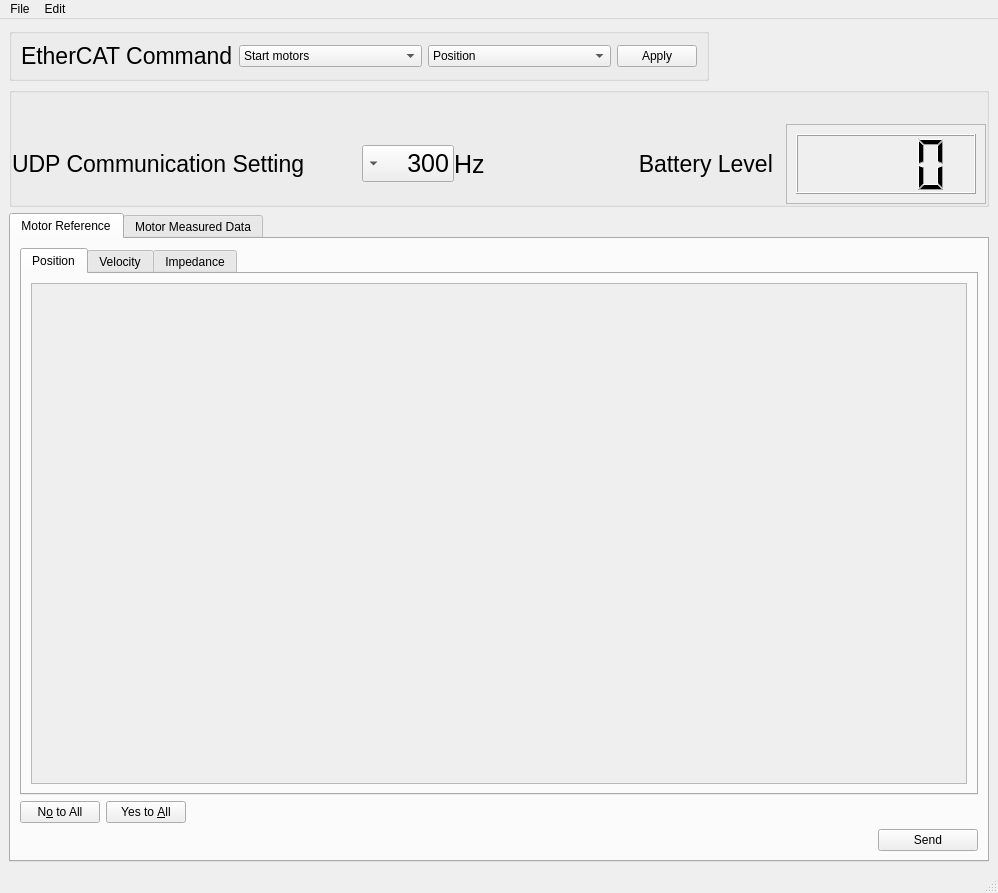
The window that src/ec_client_udp/src/ec_gui/src/ec_gui_start.ui (Advanced-Robotics-Facility/ecat-client-advr) describes before a commit, drawn with Qt 5.
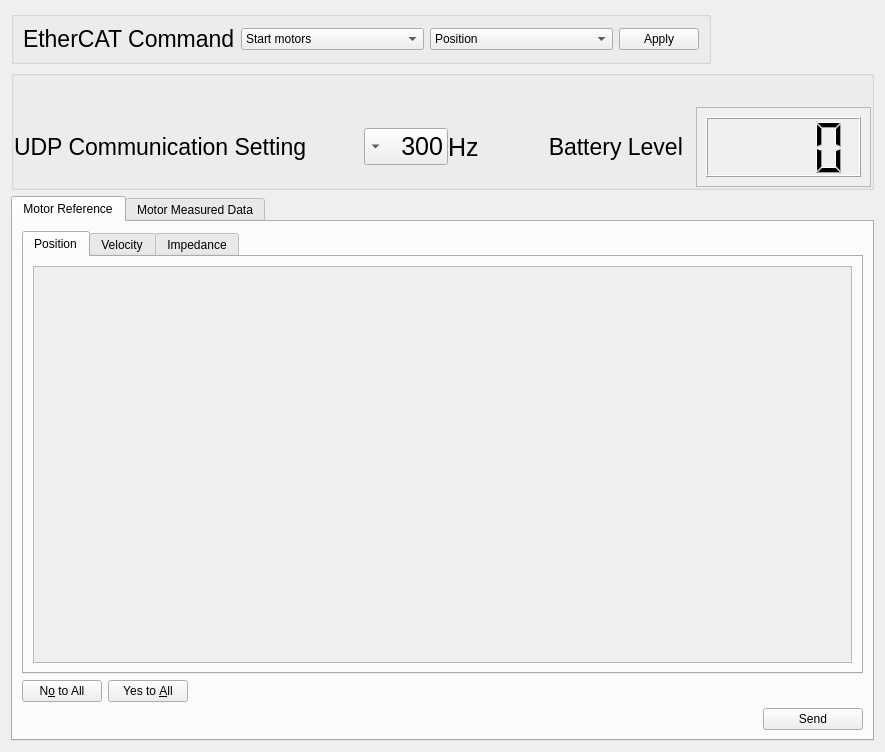
The same window after the commit.

Commit message: Restored old GUI interface, problem with main window reading the ui file.

What changed in the file:
```diff
--- a/src/ec_client_udp/src/ec_gui/src/ec_gui_start.ui
+++ b/src/ec_client_udp/src/ec_gui/src/ec_gui_start.ui
@@ -1,19 +1,24 @@
 <?xml version="1.0" encoding="UTF-8"?>
 <ui version="4.0">
- <class>MainWindow</class>
- <widget class="QMainWindow" name="MainWindow">
+ <class>Form</class>
+ <widget class="QWidget" name="Form">
   <property name="geometry">
    <rect>
     <x>0</x>
     <y>0</y>
-    <width>998</width>
-    <height>893</height>
+    <width>885</width>
+    <height>752</height>
    </rect>
   </property>
+  <property name="maximumSize">
+   <size>
+    <width>1600</width>
+    <height>1000</height>
+   </size>
+  </property>
   <property name="windowTitle">
    <string>MainWindow</string>
   </property>
-  <widget class="QWidget" name="centralwidget">
    <layout class="QVBoxLayout" name="verticalLayout">
     <item>
      <widget class="QGroupBox" name="groupBox_2">
@@ -285,8 +290,8 @@
                <rect>
                 <x>0</x>
                 <y>0</y>
-                <width>176</width>
-                <height>76</height>
+               <width>73</width>
+               <height>62</height>
                </rect>
               </property>
               <layout class="QGridLayout" name="gridLayout">
@@ -371,8 +376,8 @@
                 <rect>
                  <x>0</x>
                  <y>0</y>
-                 <width>934</width>
-                 <height>477</height>
+                <width>821</width>
+                <height>378</height>
                 </rect>
                </property>
                <layout class="QHBoxLayout" name="horizontalLayout_6">
@@ -512,36 +517,6 @@
      </widget>
     </item>
    </layout>
-  </widget>
-  <widget class="QMenuBar" name="menubar">
-   <property name="geometry">
-    <rect>
-     <x>0</x>
-     <y>0</y>
-     <width>998</width>
-     <height>20</height>
-    </rect>
-   </property>
-   <widget class="QMenu" name="menuFile">
-    <property name="title">
-     <string>File</string>
-    </property>
-    <addaction name="actionOpen"/>
-   </widget>
-   <widget class="QMenu" name="menuEdit">
-    <property name="title">
-     <string>Edit</string>
-    </property>
-   </widget>
-   <addaction name="menuFile"/>
-   <addaction name="menuEdit"/>
-  </widget>
-  <widget class="QStatusBar" name="statusbar"/>
-  <action name="actionOpen">
-   <property name="text">
-    <string>Open</string>
-   </property>
-  </action>
  </widget>
  <resources/>
  <connections/>
```
Left out of the diff: 10 changed lines with no effect on the pictures. Lines whose indentation alone changed are shown as unchanged. The commit also changes 3 other files.
